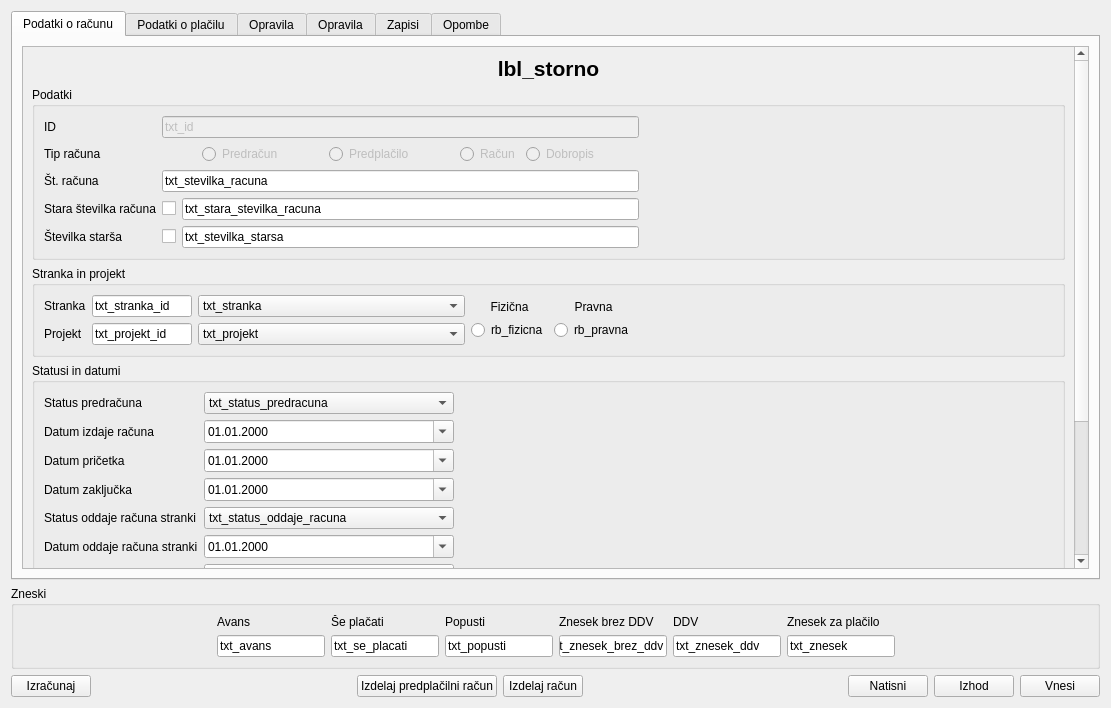
The window that racun.ui (bubi-luka/BubiRacun) describes before a commit, drawn with Qt 5.
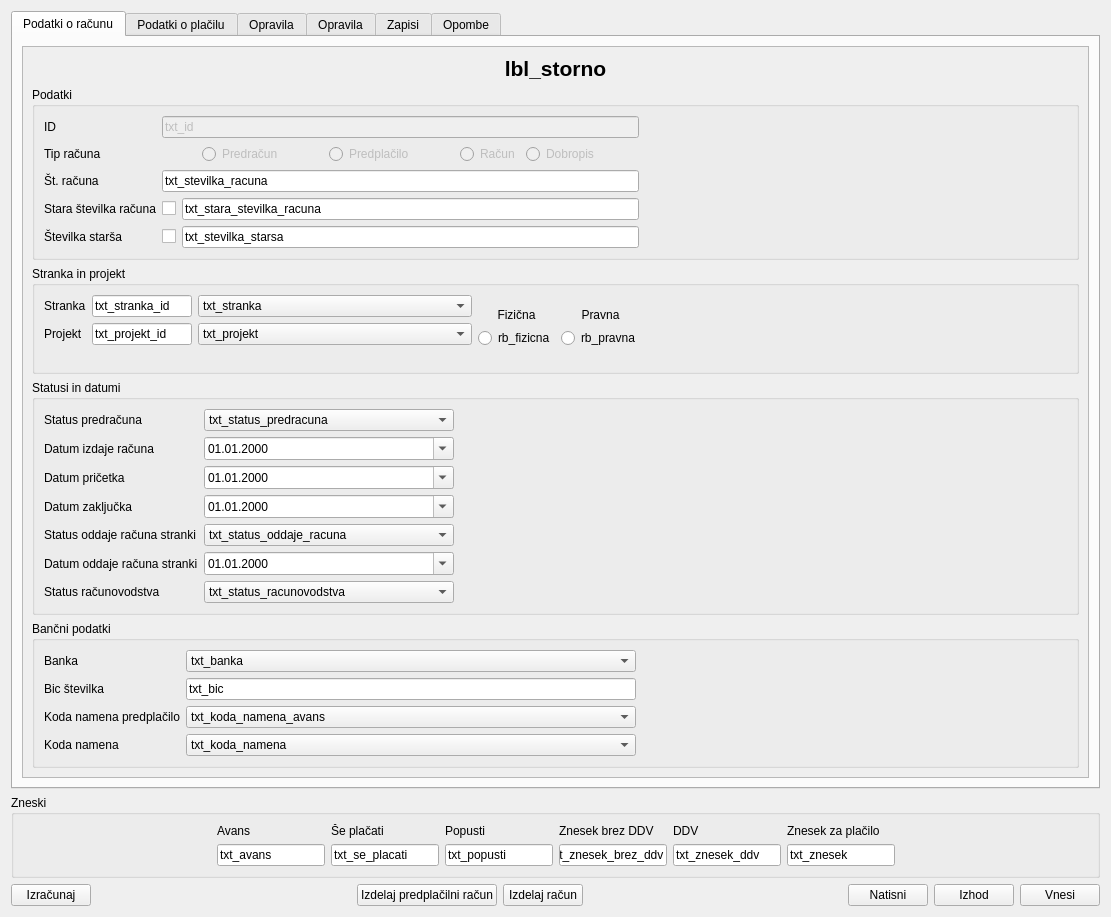
The same window after the commit. The open tabs and pages were chosen to show the change. Icons and pictures are not drawn.

Commit message:
PREPREČENO PODVOJEVANJE TVORBE RAČUNOV
closes #147

```diff
--- a/racun.ui
+++ b/racun.ui
@@ -10,7 +10,7 @@
     <x>0</x>
     <y>0</y>
     <width>1111</width>
-    <height>708</height>
+    <height>917</height>
    </rect>
   </property>
   <property name="windowTitle">
@@ -41,8 +41,8 @@
            <rect>
             <x>0</x>
             <y>0</y>
-            <width>1056</width>
-            <height>800</height>
+            <width>1055</width>
+            <height>737</height>
            </rect>
           </property>
           <layout class="QVBoxLayout" name="verticalLayout_4">
```
Left out of the diff: 4 changed lines with no effect on the pictures. The commit also changes 1 other file.
